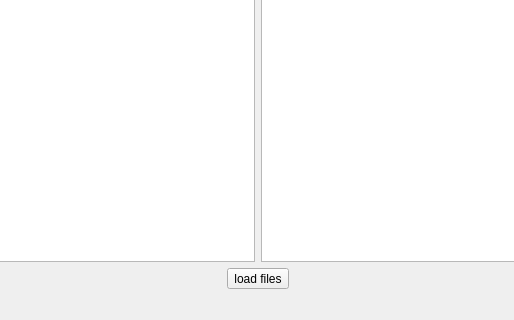
First picture: the form in ui/PhotoManagerMainwindow.ui, repository PyScientist/PhotoManager, before the edit; both pictures show x 142 to 656 and y 280 to 600 of the 800 by 600 pixel window.
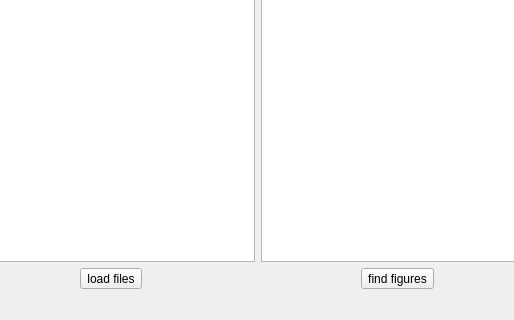
Second picture: the form after the edit.

Commit message: Include exeption for file choose and dialog error class

Diff of the .ui file:
```diff
--- a/ui/PhotoManagerMainwindow.ui
+++ b/ui/PhotoManagerMainwindow.ui
@@ -48,6 +48,13 @@
         </property>
        </widget>
       </item>
+      <item>
+       <widget class="QToolButton" name="toolButton_find_figures">
+        <property name="text">
+         <string>find figures</string>
+        </property>
+       </widget>
+      </item>
      </layout>
     </item>
    </layout>
```
The commit also changes 5 other files.
